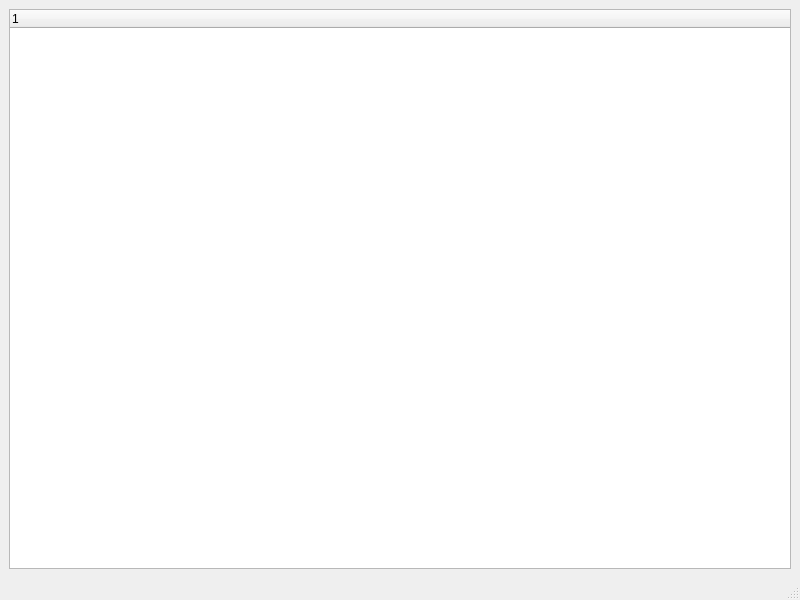
Old version of the form src/pythonGUI/Updates/updatedGUI/packetDetails.ui in the repository braxliu0329/2023-NetworkTrafficAnalysis.
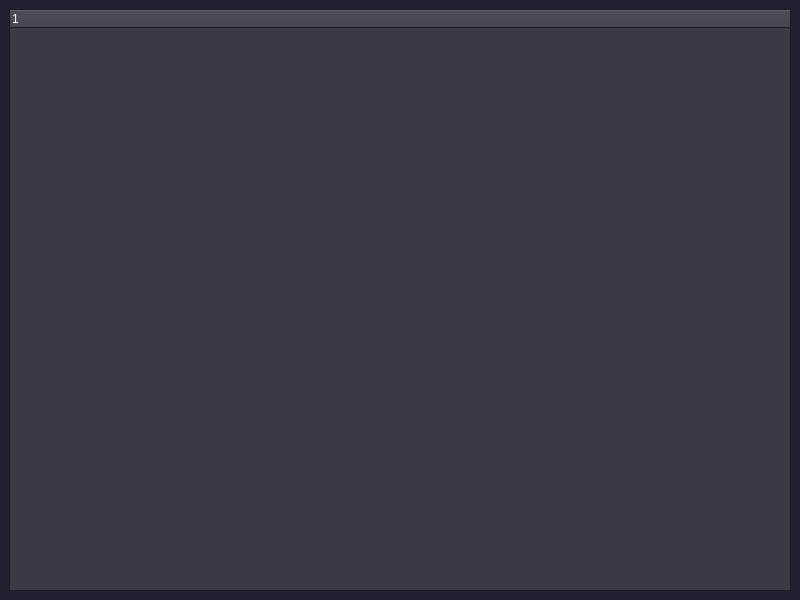
New version of the form.

Commit message: Merged GUI changes to main directory. Fixed a bug from last year's team where they wrote if x == y or z instead of if x == z or x == z, which resulted in funny behaviour when reporting packet protocols. It may be wise to check last year's code to see if they have made similar mistakes.

```diff
--- a/src/pythonGUI/Updates/updatedGUI/packetDetails.ui
+++ b/src/pythonGUI/Updates/updatedGUI/packetDetails.ui
@@ -10,6 +10,421 @@
     <height>600</height>
    </rect>
   </property>
+  <property name="palette">
+   <palette>
+    <active>
+     <colorrole role="WindowText">
+      <brush brushstyle="SolidPattern">
+       <color alpha="255">
+        <red>255</red>
+        <green>255</green>
+        <blue>255</blue>
+       </color>
+      </brush>
+     </colorrole>
+     <colorrole role="Button">
+      <brush brushstyle="SolidPattern">
+       <color alpha="255">
+        <red>61</red>
+        <green>56</green>
+        <blue>70</blue>
+       </color>
+      </brush>
+     </colorrole>
+     <colorrole role="Light">
+      <brush brushstyle="SolidPattern">
+       <color alpha="255">
+        <red>94</red>
+        <green>92</green>
+        <blue>100</blue>
+       </color>
+      </brush>
+     </colorrole>
+     <colorrole role="Midlight">
+      <brush brushstyle="SolidPattern">
+       <color alpha="255">
+        <red>61</red>
+        <green>56</green>
+        <blue>70</blue>
+       </color>
+      </brush>
+     </colorrole>
+     <colorrole role="Dark">
+      <brush brushstyle="SolidPattern">
+       <color alpha="255">
+        <red>0</red>
+        <green>0</green>
+        <blue>0</blue>
+       </color>
+      </brush>
+     </colorrole>
+     <colorrole role="Mid">
+      <brush brushstyle="SolidPattern">
+       <color alpha="255">
+        <red>61</red>
+        <green>56</green>
+        <blue>70</blue>
+       </color>
+      </brush>
+     </colorrole>
+     <colorrole role="Text">
+      <brush brushstyle="SolidPattern">
+       <color alpha="255">
+        <red>255</red>
+        <green>255</green>
+        <blue>255</blue>
+       </color>
+      </brush>
+     </colorrole>
+     <colorrole role="ButtonText">
+      <brush brushstyle="SolidPattern">
+       <color alpha="255">
+        <red>255</red>
+        <green>255</green>
+        <blue>255</blue>
+       </color>
+      </brush>
+     </colorrole>
+     <colorrole role="Base">
+      <brush brushstyle="SolidPattern">
+       <color alpha="255">
+        <red>61</red>
+        <green>56</green>
+        <blue>70</blue>
+       </color>
+      </brush>
+     </colorrole>
+     <colorrole role="Window">
+      <brush brushstyle="SolidPattern">
+       <color alpha="255">
+        <red>36</red>
+        <green>31</green>
+        <blue>49</blue>
+       </color>
+      </brush>
+     </colorrole>
+     <colorrole role="Shadow">
+      <brush brushstyle="SolidPattern">
+       <color alpha="255">
+        <red>94</red>
+        <green>92</green>
+        <blue>100</blue>
+       </color>
+      </brush>
+     </colorrole>
+     <colorrole role="Highlight">
+      <brush brushstyle="SolidPattern">
+       <color alpha="255">
+        <red>36</red>
+        <green>31</green>
+        <blue>49</blue>
+       </color>
+      </brush>
+     </colorrole>
+     <colorrole role="HighlightedText">
+      <brush brushstyle="SolidPattern">
+       <color alpha="255">
+        <red>98</red>
+        <green>160</green>
+        <blue>234</blue>
+       </color>
+      </brush>
+     </colorrole>
+     <colorrole role="AlternateBase">
+      <brush brushstyle="SolidPattern">
+       <color alpha="255">
+        <red>61</red>
+        <green>56</green>
+        <blue>70</blue>
+       </color>
+      </brush>
+     </colorrole>
+     <colorrole role="PlaceholderText">
+      <brush brushstyle="SolidPattern">
+       <color alpha="128">
+        <red>255</red>
+        <green>255</green>
+        <blue>255</blue>
+       </color>
+      </brush>
+     </colorrole>
+    </active>
+    <inactive>
+     <colorrole role="WindowText">
+      <brush brushstyle="SolidPattern">
+       <color alpha="255">
+        <red>255</red>
+        <green>255</green>
+        <blue>255</blue>
+       </color>
+      </brush>
+     </colorrole>
+     <colorrole role="Button">
+      <brush brushstyle="SolidPattern">
+       <color alpha="255">
+        <red>61</red>
+        <green>56</green>
+        <blue>70</blue>
+       </color>
+      </brush>
+     </colorrole>
+     <colorrole role="Light">
+      <brush brushstyle="SolidPattern">
+       <color alpha="255">
+        <red>94</red>
+        <green>92</green>
+        <blue>100</blue>
+       </color>
+      </brush>
+     </colorrole>
+     <colorrole role="Midlight">
+      <brush brushstyle="SolidPattern">
+       <color alpha="255">
+        <red>61</red>
+        <green>56</green>
+        <blue>70</blue>
+       </color>
+      </brush>
+     </colorrole>
+     <colorrole role="Dark">
+      <brush brushstyle="SolidPattern">
+       <color alpha="255">
+        <red>0</red>
+        <green>0</green>
+        <blue>0</blue>
+       </color>
+      </brush>
+     </colorrole>
+     <colorrole role="Mid">
+      <brush brushstyle="SolidPattern">
+       <color alpha="255">
+        <red>61</red>
+        <green>56</green>
+        <blue>70</blue>
+       </color>
+      </brush>
+     </colorrole>
+     <colorrole role="Text">
+      <brush brushstyle="SolidPattern">
+       <color alpha="255">
+        <red>255</red>
+        <green>255</green>
+        <blue>255</blue>
+       </color>
+      </brush>
+     </colorrole>
+     <colorrole role="ButtonText">
+      <brush brushstyle="SolidPattern">
+       <color alpha="255">
+        <red>255</red>
+        <green>255</green>
+        <blue>255</blue>
+       </color>
+      </brush>
+     </colorrole>
+     <colorrole role="Base">
+      <brush brushstyle="SolidPattern">
+       <color alpha="255">
+        <red>61</red>
+        <green>56</green>
+        <blue>70</blue>
+       </color>
+      </brush>
+     </colorrole>
+     <colorrole role="Window">
+      <brush brushstyle="SolidPattern">
+       <color alpha="255">
+        <red>36</red>
+        <green>31</green>
+        <blue>49</blue>
+       </color>
+      </brush>
+     </colorrole>
+     <colorrole role="Shadow">
+      <brush brushstyle="SolidPattern">
+       <color alpha="255">
+        <red>94</red>
+        <green>92</green>
+        <blue>100</blue>
+       </color>
+      </brush>
+     </colorrole>
+     <colorrole role="Highlight">
+      <brush brushstyle="SolidPattern">
+       <color alpha="255">
+        <red>36</red>
+        <green>31</green>
+        <blue>49</blue>
+       </color>
+      </brush>
+     </colorrole>
+     <colorrole role="HighlightedText">
+      <brush brushstyle="SolidPattern">
+       <color alpha="255">
+        <red>98</red>
+        <green>160</green>
+        <blue>234</blue>
+       </color>
+      </brush>
+     </colorrole>
+     <colorrole role="AlternateBase">
+      <brush brushstyle="SolidPattern">
+       <color alpha="255">
+        <red>61</red>
+        <green>56</green>
+        <blue>70</blue>
+       </color>
+      </brush>
+     </colorrole>
+     <colorrole role="PlaceholderText">
+      <brush brushstyle="SolidPattern">
+       <color alpha="128">
+        <red>255</red>
+        <green>255</green>
+        <blue>255</blue>
+       </color>
+      </brush>
+     </colorrole>
+    </inactive>
+    <disabled>
+     <colorrole role="WindowText">
+      <brush brushstyle="SolidPattern">
+       <color alpha="255">
+        <red>0</red>
+        <green>0</green>
+        <blue>0</blue>
+       </color>
+      </brush>
+     </colorrole>
+     <colorrole role="Button">
+      <brush brushstyle="SolidPattern">
+       <color alpha="255">
+        <red>61</red>
+        <green>56</green>
+        <blue>70</blue>
+       </color>
+      </brush>
+     </colorrole>
+     <colorrole role="Light">
+      <brush brushstyle="SolidPattern">
+       <color alpha="255">
+        <red>94</red>
+        <green>92</green>
+        <blue>100</blue>
+       </color>
+      </brush>
+     </colorrole>
+     <colorrole role="Midlight">
+      <brush brushstyle="SolidPattern">
+       <color alpha="255">
+        <red>61</red>
+        <green>56</green>
+        <blue>70</blue>
+       </color>
+      </brush>
+     </colorrole>
+     <colorrole role="Dark">
+      <brush brushstyle="SolidPattern">
+       <color alpha="255">
+        <red>0</red>
+        <green>0</green>
+        <blue>0</blue>
+       </color>
+      </brush>
+     </colorrole>
+     <colorrole role="Mid">
+      <brush brushstyle="SolidPattern">
+       <color alpha="255">
+        <red>61</red>
+        <green>56</green>
+        <blue>70</blue>
+       </color>
+      </brush>
+     </colorrole>
+     <colorrole role="Text">
+      <brush brushstyle="SolidPattern">
+       <color alpha="255">
+        <red>0</red>
+        <green>0</green>
+        <blue>0</blue>
+       </color>
+      </brush>
+     </colorrole>
+     <colorrole role="ButtonText">
+      <brush brushstyle="SolidPattern">
+       <color alpha="255">
+        <red>0</red>
+        <green>0</green>
+        <blue>0</blue>
+       </color>
+      </brush>
+     </colorrole>
+     <colorrole role="Base">
+      <brush brushstyle="SolidPattern">
+       <color alpha="255">
+        <red>36</red>
+        <green>31</green>
+        <blue>49</blue>
+       </color>
+      </brush>
+     </colorrole>
+     <colorrole role="Window">
+      <brush brushstyle="SolidPattern">
+       <color alpha="255">
+        <red>36</red>
+        <green>31</green>
+        <blue>49</blue>
+       </color>
+      </brush>
+     </colorrole>
+     <colorrole role="Shadow">
+      <brush brushstyle="SolidPattern">
+       <color alpha="255">
+        <red>94</red>
+        <green>92</green>
+        <blue>100</blue>
+       </color>
+      </brush>
+     </colorrole>
+     <colorrole role="Highlight">
+      <brush brushstyle="SolidPattern">
+       <color alpha="255">
+        <red>145</red>
+        <green>145</green>
+        <blue>145</blue>
+       </color>
+      </brush>
+     </colorrole>
+     <colorrole role="HighlightedText">
+      <brush brushstyle="SolidPattern">
+       <color alpha="255">
+        <red>98</red>
+        <green>160</green>
+        <blue>234</blue>
+       </color>
+      </brush>
+     </colorrole>
+     <colorrole role="AlternateBase">
+      <brush brushstyle="SolidPattern">
+       <color alpha="255">
+        <red>61</red>
+        <green>56</green>
+        <blue>70</blue>
+       </color>
+      </brush>
+     </colorrole>
+     <colorrole role="PlaceholderText">
+      <brush brushstyle="SolidPattern">
+       <color alpha="128">
+        <red>255</red>
+        <green>255</green>
+        <blue>255</blue>
+       </color>
+      </brush>
+     </colorrole>
+    </disabled>
+   </palette>
+  </property>
   <property name="windowTitle">
    <string>MainWindow</string>
   </property>
@@ -26,17 +441,6 @@
     </item>
    </layout>
   </widget>
-  <widget class="QMenuBar" name="menubar">
-   <property name="geometry">
-    <rect>
-     <x>0</x>
-     <y>0</y>
-     <width>800</width>
-     <height>22</height>
-    </rect>
-   </property>
-  </widget>
-  <widget class="QStatusBar" name="statusbar"/>
  </widget>
  <resources/>
  <connections/>
```
Left out of the diff: 2 changed lines with no effect on the pictures. The commit also changes 11 other files.
